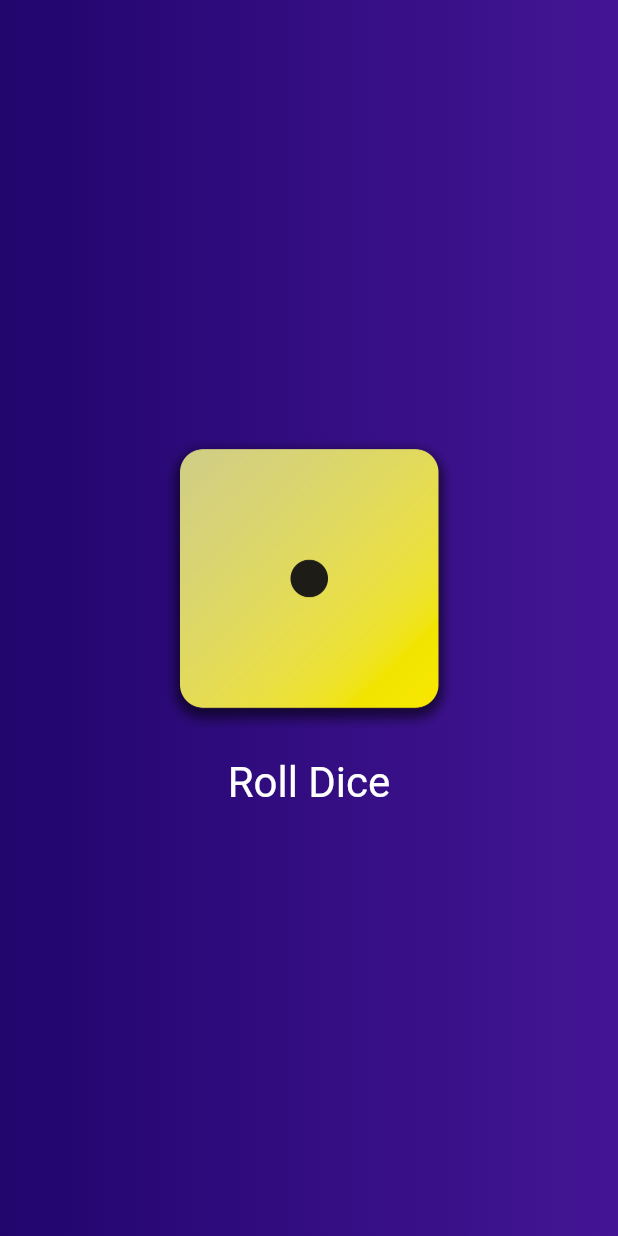
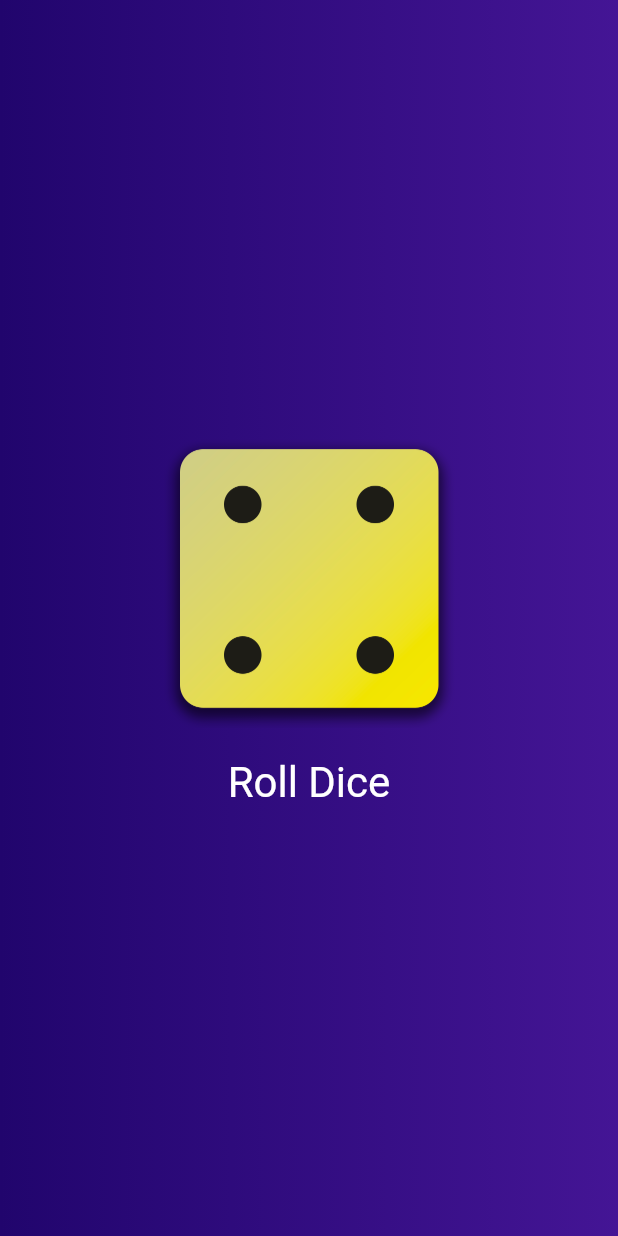
Before and after one commit to amit7321/Flutter-Startar-Project, a Flutter app: the screen it shows after launch, after a tap on "Roll Dice", on a phone screen of 412 x 824 dp. Run offline on Flutter 3.47's test engine with Material 3 defaults, Android fonts, the phone set to English and light mode, and no system bars.

Commit message:
Implement dice roller statefull widget.

```diff
--- /dev/null
+++ b/lib/dice_roller.dart
@@ -0,0 +1,41 @@
+import 'package:flutter/material.dart';
+
+class DiceRoller extends StatefulWidget {
+  const DiceRoller({super.key});
+
+  @override
+  State<DiceRoller> createState() {
+    return _DiceRollerState();
+  }
+}
+
+class _DiceRollerState extends State<DiceRoller> {
+  var activeDiceImage = 'assets/images/dice-1.png';
+
+  void rollDice() {
+    setState(() {
+      activeDiceImage = 'assets/images/dice-4.png';
+    });
+  }
+
+  @override
+  Widget build(BuildContext context) {
+    return Column(
+      mainAxisSize: MainAxisSize.min,
+      children: [
+        Image.asset(
+          activeDiceImage,
+          width: 200,
+        ),
+        TextButton(
+          onPressed: rollDice,
+          style: TextButton.styleFrom(
+              padding: const EdgeInsets.only(top: 20),
+              foregroundColor: Colors.white,
+              textStyle: const TextStyle(fontSize: 28)),
+          child: const Text('Roll Dice'),
+        )
+      ],
+    );
+  }
+}
--- a/lib/gradient_container.dart
+++ b/lib/gradient_container.dart
@@ -1,15 +1,12 @@
+import 'package:first_app/dice_roller.dart';
 import 'package:flutter/material.dart';
 
 class GradientContainer extends StatelessWidget {
-  GradientContainer(this.color1, this.color2, {super.key});
+  const GradientContainer(this.color1, this.color2, {super.key});
 
   final Color color1;
   final Color color2;
-  var activeDiceImage = 'assets/images/dice-1.png';
 
-  void rollDice() {
-    activeDiceImage = 'assets/images/dice-4.png';
-  }
 
   @override
   Widget build(context) {
@@ -20,23 +17,7 @@ class GradientContainer extends StatelessWidget {
         ),
       ),
       child: Center(
-        child: Column(
-          mainAxisSize: MainAxisSize.min,
-          children: [
-            Image.asset(
-              activeDiceImage,
-              width: 200,
-            ),
-            TextButton(
-              onPressed: rollDice,
-              style: TextButton.styleFrom(
-                  padding: const EdgeInsets.only(top: 20),
-                  foregroundColor: Colors.white,
-                  textStyle: const TextStyle(fontSize: 28)),
-              child: const Text('Roll Dice'),
-            )
-          ],
-        ),
+        child: DiceRoller(),
       ),
     );
   }
--- a/lib/main.dart
+++ b/lib/main.dart
@@ -6,7 +6,7 @@ void main() {
   runApp(
     MaterialApp(
       home: Scaffold(
-          body: GradientContainer(
+          body: const GradientContainer(
         Color.fromARGB(255, 33, 5, 109),
         Color.fromARGB(255, 68, 21, 149),
       )),
```
